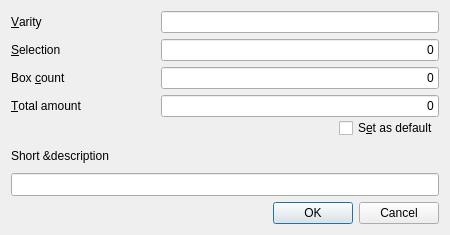
First picture: the form in dialogs/add_item/add_item.ui, repository dulobanov/stockroom, before the edit.
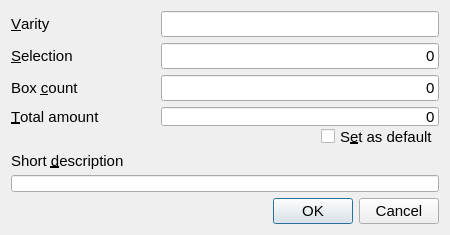
Second picture: the form after the edit.

```diff
--- a/dialogs/add_item/add_item.ui
+++ b/dialogs/add_item/add_item.ui
@@ -25,6 +25,11 @@
     <height>235</height>
    </size>
   </property>
+  <property name="font">
+   <font>
+    <pointsize>11</pointsize>
+   </font>
+  </property>
   <property name="windowTitle">
    <string>Adding new item</string>
   </property>
@@ -63,7 +68,11 @@
       </widget>
      </item>
      <item>
-      <widget class="QLineEdit" name="varity"/>
+      <widget class="QLineEdit" name="varity">
+       <property name="alignment">
+        <set>Qt::AlignRight|Qt::AlignTrailing|Qt::AlignVCenter</set>
+       </property>
+      </widget>
      </item>
     </layout>
    </item>
@@ -213,6 +222,9 @@
        <property name="text">
         <string>Short &amp;description</string>
        </property>
+       <property name="buddy">
+        <cstring>description</cstring>
+       </property>
       </widget>
      </item>
      <item>
```
